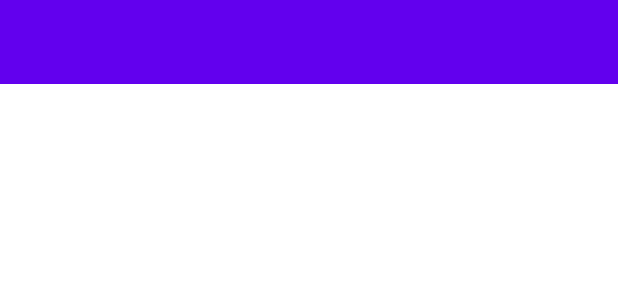
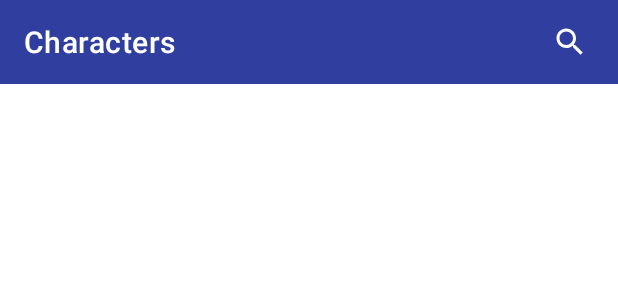
Before and after one commit to betulantep/RickAndMorty, an Android app: the layout fragment_characters.xml on its own in the app's theme, with its tools: preview values and no code run, on a phone screen of 412 x 824 dp. Shown: the top 300 px of the screen. Run offline under Robolectric (Android 15) with nearby library versions, the phone set to English and light mode, and no system bars.

Commit message:
set toolbar menu, search character fragment

```diff
--- a/app/src/main/java/com/betulantep/rickandmorty/data/retrofit/AppRemoteDao.kt
+++ b/app/src/main/java/com/betulantep/rickandmorty/data/retrofit/AppRemoteDao.kt
@@ -10,4 +10,5 @@ interface AppRemoteDao {
 
     @GET("character")
     suspend fun getAllCharacters(@Query("page") query:Int) : CharacterResponse
+
 }
--- a/app/src/main/java/com/betulantep/rickandmorty/presentation/adapter/CharacterAdapter.kt
+++ b/app/src/main/java/com/betulantep/rickandmorty/presentation/adapter/CharacterAdapter.kt
@@ -47,7 +47,7 @@ class CharacterAdapter() :
                 TransitionManager.beginDelayedTransition(hb.cardViewRowCharacter, AutoTransition())
                 hb.expandableLayout.show()
                 hb.viewBlackAlpha.hide()
-                hb.ivRowCharacterImage.changeHeight(mContext,280)
+                hb.ivRowCharacterImage.changeHeight(mContext,270)
             } else {
                 TransitionManager.endTransitions(hb.cardViewRowCharacter)
                 hb.expandableLayout.hide()
--- a/app/src/main/java/com/betulantep/rickandmorty/presentation/character/CharacterViewModel.kt
+++ b/app/src/main/java/com/betulantep/rickandmorty/presentation/character/CharacterViewModel.kt
@@ -4,6 +4,7 @@ import android.util.Log
 import androidx.lifecycle.ViewModel
 import androidx.lifecycle.viewModelScope
 import androidx.paging.PagingData
+import androidx.paging.filter
 import com.betulantep.rickandmorty.domain.repo.AppRepository
 import com.betulantep.rickandmorty.domain.uimodel.CharacterUIModel
 import com.betulantep.rickandmorty.domain.usecase.GetCharacterUIModelUseCase
@@ -37,9 +38,7 @@ class CharacterViewModel @Inject constructor(
         getCharacters()
     }
 
-   /* fun characterItemClick() :{
 
-    }*/
 
     private fun getCharacters() {
         job?.cancel()
--- /dev/null
+++ b/app/src/main/res/drawable/ic_search.xml
@@ -0,0 +1,10 @@
+<vector xmlns:android="http://schemas.android.com/apk/res/android"
+    android:width="24dp"
+    android:height="24dp"
+    android:viewportWidth="24"
+    android:viewportHeight="24"
+    android:tint="?attr/colorControlNormal">
+  <path
+      android:fillColor="@android:color/white"
+      android:pathData="M15.5,14h-0.79l-0.28,-0.27C15.41,12.59 16,11.11 16,9.5 16,5.91 13.09,3 9.5,3S3,5.91 3,9.5 5.91,16 9.5,16c1.61,0 3.09,-0.59 4.23,-1.57l0.27,0.28v0.79l5,4.99L20.49,19l-4.99,-5zM9.5,14C7.01,14 5,11.99 5,9.5S7.01,5 9.5,5 14,7.01 14,9.5 11.99,14 9.5,14z"/>
+</vector>
--- a/app/src/main/res/layout/fragment_characters.xml
+++ b/app/src/main/res/layout/fragment_characters.xml
@@ -4,6 +4,7 @@
     xmlns:tools="http://schemas.android.com/tools">
 
     <data>
+
         <variable
             name="characterAdapter"
             type="com.betulantep.rickandmorty.presentation.adapter.CharacterAdapter" />
@@ -20,22 +21,26 @@
             android:layout_height="wrap_content"
             android:background="?attr/colorPrimary"
             android:minHeight="?attr/actionBarSize"
+            android:paddingEnd="8dp"
             android:theme="?attr/actionBarTheme"
             app:layout_constraintEnd_toEndOf="parent"
             app:layout_constraintHorizontal_bias="0.5"
             app:layout_constraintStart_toStartOf="parent"
-            app:layout_constraintTop_toTopOf="parent" />
+            app:layout_constraintTop_toTopOf="parent"
+            app:menu="@menu/menu_character_toolbar"
+            app:title="Characters"
+            tools:ignore="RtlSymmetry" />
 
         <androidx.recyclerview.widget.RecyclerView
             android:id="@+id/rvCharacter"
             android:layout_width="0dp"
             android:layout_height="0dp"
             android:layout_gravity="center"
+            android:layout_marginStart="16dp"
+            android:layout_marginTop="16dp"
+            android:layout_marginEnd="16dp"
+            android:adapter="@{characterAdapter}"
             app:layoutManager="androidx.recyclerview.widget.LinearLayoutManager"
-            android:adapter="@{characterAdapter}"
-            android:layout_marginStart="8dp"
-            android:layout_marginTop="8dp"
-            android:layout_marginEnd="8dp"
             app:layout_constraintBottom_toBottomOf="parent"
             app:layout_constraintEnd_toEndOf="parent"
             app:layout_constraintHorizontal_bias="0.5"
--- /dev/null
+++ b/app/src/main/res/menu/menu_character_toolbar.xml
@@ -0,0 +1,11 @@
+<?xml version="1.0" encoding="utf-8"?>
+<menu xmlns:app="http://schemas.android.com/apk/res-auto"
+    xmlns:android="http://schemas.android.com/apk/res/android">
+
+    <item
+        android:id="@+id/action_search"
+        android:icon="@drawable/ic_search"
+        android:title="@string/search"
+        app:actionViewClass="androidx.appcompat.widget.SearchView"
+        app:showAsAction="always|collapseActionView" />
+</menu>
--- a/app/src/main/res/values/colors.xml
+++ b/app/src/main/res/values/colors.xml
@@ -11,4 +11,8 @@
     <color name="red">#A60C00</color>
     <color name="green">#4CAF50</color>
     <color name="gray">#919191</color>
+
+    <color name="primary">#303f9f</color>
+    <color name="primaryDark">#001970</color>
+    <color name="primaryLight">#666ad1</color>
 </resources>
--- a/app/src/main/res/values/strings.xml
+++ b/app/src/main/res/values/strings.xml
@@ -6,4 +6,5 @@
     <string name="location">LOCATION</string>
     <string name="gender">GENDER</string>
     <string name="species">SPECIES</string>
+    <string name="search">Search</string>
 </resources>
--- a/app/src/main/res/values/themes.xml
+++ b/app/src/main/res/values/themes.xml
@@ -2,15 +2,15 @@
     <!-- Base application theme. -->
     <style name="Theme.RickAndMorty" parent="Theme.MaterialComponents.DayNight.DarkActionBar">
         <!-- Primary brand color. -->
-        <item name="colorPrimary">@color/purple_500</item>
-        <item name="colorPrimaryVariant">@color/purple_700</item>
+        <item name="colorPrimary">@color/primary</item>
+        <item name="colorPrimaryVariant">@color/primaryDark</item>
         <item name="colorOnPrimary">@color/white</item>
         <!-- Secondary brand color. -->
         <item name="colorSecondary">@color/teal_200</item>
         <item name="colorSecondaryVariant">@color/teal_700</item>
         <item name="colorOnSecondary">@color/black</item>
         <!-- Status bar color. -->
-        <item name="android:statusBarColor" tools:targetApi="l">?attr/colorPrimaryVariant</item>
+        <item name="android:statusBarColor" tools:targetApi="l">?attr/colorPrimary</item>
         <!-- Customize your theme here. -->
         <item name="windowActionBar">false</item>
         <item name="windowNoTitle">true</item>
```
Also changed, not shown: app/src/main/java/com/betulantep/rickandmorty/presentation/character/CharactersFragment.kt (+33 -10 lines), app/src/main/res/drawable/rick_and_morty_image_appbar.jpg (added).
